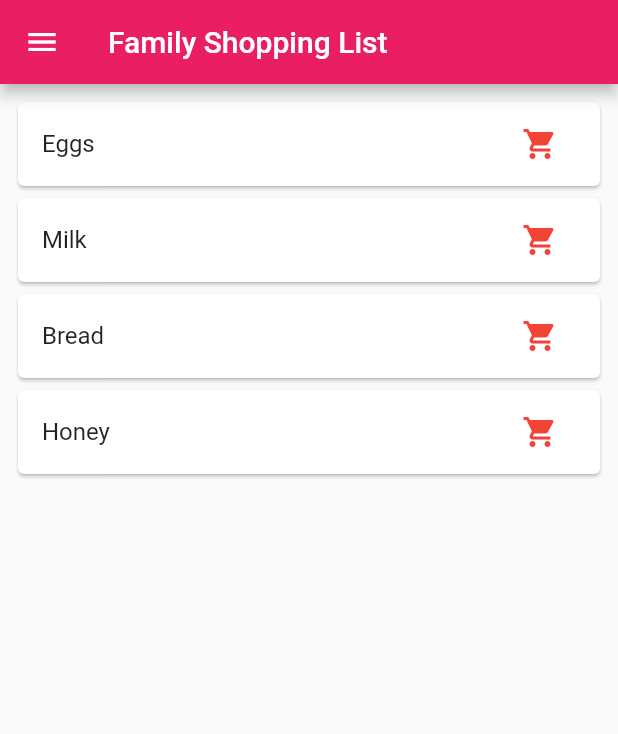
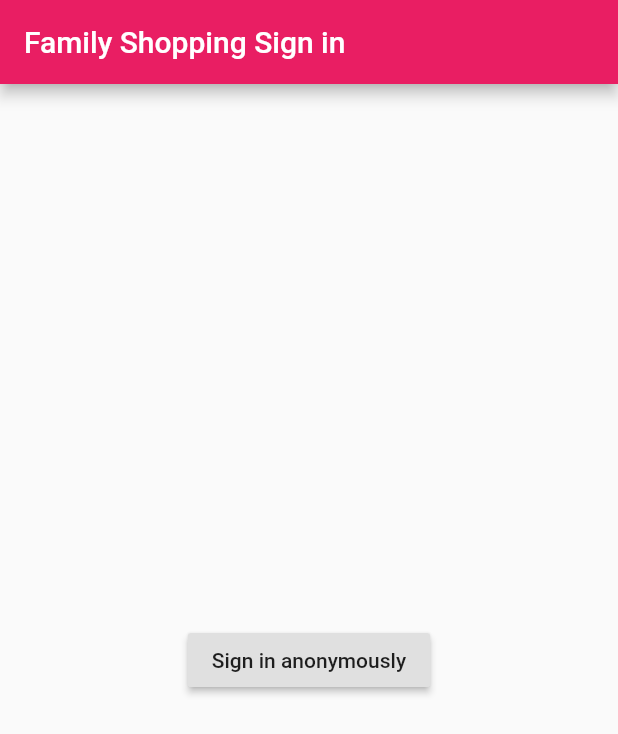
Before and after one commit to stevepop/shopping-list, a Flutter app: the screen it shows after launch, on a phone screen of 412 x 824 dp. Shown: the top 734 px of the screen. Run offline on Flutter 3.47's test engine with Material 2 defaults, Android fonts, the phone set to English and light mode, and no system bars; our stand-ins replace cloud_firestore, firebase_auth; accounts and stored records are empty.

Commit message:
Implemented Firebase integration for Products and Shopping Lists

```diff
--- a/lib/components/drawer.dart
+++ b/lib/components/drawer.dart
@@ -15,10 +15,6 @@ class AppDrawer extends StatelessWidget {
     return ListView(
       children: <Widget>[
         ListTile(
-          title: Text('Products'),
-          onTap: () => _navigate(context, '/products'),
-        ),
-        ListTile(
           title: Text('Shopping List'),
           onTap: () => _navigate(context, '/shopping'),
         ),
--- a/lib/components/text_input.dart
+++ b/lib/components/text_input.dart
@@ -14,7 +14,8 @@ class TextInputState extends State<TextInput> {
   final TextEditingController _textController = new TextEditingController();
 
   void _handleSubmitted(String text) {
-    Provider.of<ProductCollection>(context).addProduct(Product(text, false));
+    Provider.of<ProductCollection>(context)
+        .addProduct(Product(name: text, isSelected: false));
     _textController.clear();
 
     setState(() {
--- a/lib/main.dart
+++ b/lib/main.dart
@@ -1,4 +1,4 @@
 import 'package:flutter/material.dart';
-import 'package:shopping_list/sceens/home.dart';
+import 'package:shopping_list/sceens/landing_screen.dart';
 
-void main() => runApp(HomeScreen());
+void main() => runApp(LandingPage());
--- a/lib/models/ShoppingItem.dart
+++ b/lib/models/ShoppingItem.dart
@@ -1,6 +1,19 @@
 class ShoppingItem {
+  String id;
   String name;
   bool isChecked;
 
   ShoppingItem(this.name, this.isChecked);
+
+  ShoppingItem.fromMap(Map snapshot, String id)
+      : id = id ?? '',
+        name = snapshot['name'] ?? '',
+        isChecked = snapshot['is_checked'] ?? false;
+
+  toJson() {
+    return {
+      "name": name,
+      "is_selected": isChecked,
+    };
+  }
 }
--- a/lib/models/product.dart
+++ b/lib/models/product.dart
@@ -1,6 +1,19 @@
 class Product {
+  String id;
   String name;
-  bool isChecked;
+  bool isSelected;
 
-  Product(this.name, this.isChecked);
+  Product({this.id, this.name, this.isSelected});
+
+  Product.fromMap(Map snapshot, String id)
+      : id = id ?? '',
+        name = snapshot['name'] ?? '',
+        isSelected = snapshot['is_selected'] ?? '';
+
+  toJson() {
+    return {
+      "name": name,
+      "is_selected": isSelected,
+    };
+  }
 }
--- a/lib/providers/ProductCollection.dart
+++ b/lib/providers/ProductCollection.dart
@@ -1,13 +1,29 @@
 import 'package:flutter/foundation.dart';
 import 'package:shopping_list/models/Product.dart';
+import 'package:cloud_firestore/cloud_firestore.dart';
+import 'package:shopping_list/services/api.dart';
 
 class ProductCollection extends ChangeNotifier {
-  final List<Product> _products = [
-    Product('Eggs', false),
-    Product('Milk', false),
-    Product('Bread', false),
-    Product('Honey', false),
-  ];
+  Api _api = Api('products');
+
+  List<Product> _products = [];
+
+  Future<List<Product>> fetchProducts() async {
+    var result = await _api.getDataCollection();
+    _products = result.documents
+        .map((doc) => Product.fromMap(doc.data, doc.documentID))
+        .toList();
+    return _products;
+  }
+
+  Stream<QuerySnapshot> fetchProductsAsStream() {
+    return _api.streamDataCollection();
+  }
+
+  Future<Product> getProductById(String id) async {
+    var doc = await _api.getDocumentById(id);
+    return Product.fromMap(doc.data, doc.documentID);
+  }
 
   get count {
     return _products.length;
@@ -20,4 +36,13 @@ class ProductCollection extends ChangeNotifier {
 
     notifyListeners();
   }
+
+  void selectProduct(String name) {
+    var currentProduct =
+        _products.where((product) => product.name == name).first;
+
+    currentProduct.isSelected = !currentProduct.isSelected;
+
+    notifyListeners();
+  }
 }
--- /dev/null
+++ b/lib/sceens/landing_screen.dart
@@ -0,0 +1,34 @@
+import 'package:firebase_auth/firebase_auth.dart';
+import 'package:flutter/cupertino.dart';
+import 'package:flutter/material.dart';
+import 'package:shopping_list/sceens/sign_in.dart';
+
+import 'home.dart';
+
+class LandingPage extends StatelessWidget {
+  @override
+  Widget build(BuildContext context) {
+    return MaterialApp(
+      theme: ThemeData(primarySwatch: Colors.pink),
+      home: StreamBuilder<FirebaseUser>(
+        stream: FirebaseAuth.instance.onAuthStateChanged,
+        builder: (context, snapshot) {
+          if (snapshot.connectionState == ConnectionState.active) {
+            FirebaseUser user = snapshot.data;
+            if (user == null) {
+              return SignInPage();
+            }
+
+            return HomeScreen();
+          } else {
+            return Scaffold(
+              body: Center(
+                child: CircularProgressIndicator(),
+              ),
+            );
+          }
+        },
+      ),
+    );
+  }
+}
--- /dev/null
+++ b/lib/sceens/sign_in.dart
@@ -0,0 +1,26 @@
+import 'package:flutter/material.dart';
+import 'package:flutter/widgets.dart';
+import 'package:firebase_auth/firebase_auth.dart';
+
+class SignInPage extends StatelessWidget {
+  Future<void> _signInAnonymously() async {
+    try {
+      await FirebaseAuth.instance.signInAnonymously();
+    } catch (e) {
+      print(e);
+    }
+  }
+
+  @override
+  Widget build(BuildContext context) {
+    return Scaffold(
+      appBar: AppBar(title: Text('Family Shopping Sign in')),
+      body: Center(
+        child: RaisedButton(
+          child: Text('Sign in anonymously'),
+          onPressed: _signInAnonymously,
+        ),
+      ),
+    );
+  }
+}
--- a/pubspec.yaml
+++ b/pubspec.yaml
@@ -29,6 +29,10 @@ dependencies:
 dev_dependencies:
   flutter_test:
     sdk: flutter
+  firebase_core: ^0.4.0+9
+  firebase_analytics: ^5.0.2
+  firebase_auth: ^0.14.0+5
+  cloud_firestore: ^0.12.9+5
 
 # For information on the generic Dart part of this file, see the
 # following page: https://dart.dev/tools/pub/pubspec
```
Also changed, not shown: lib/components/product_list.dart (+65 -18 lines), lib/components/shopping_list.dart (+27 -19 lines), lib/providers/ShoppingItemCollection.dart (+43 -1 lines), lib/services/api.dart (added, +49 -0 lines), pubspec.lock, 7 other files.
